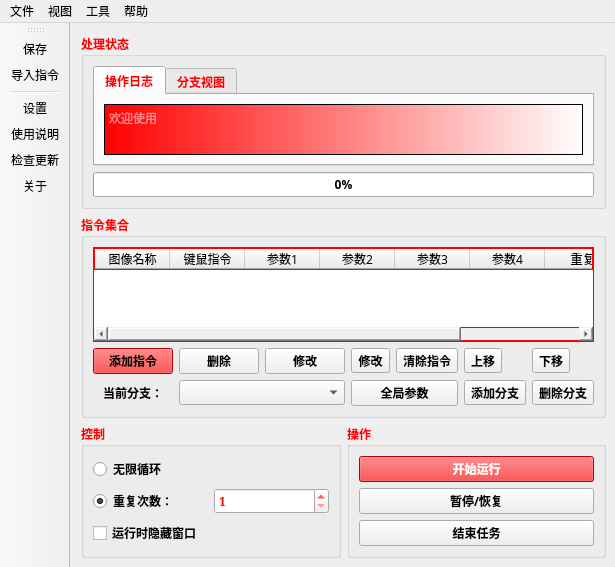
FsterThanLight/automatic_clicker_2, file 窗体/mainwindow.ui: the form before one commit.
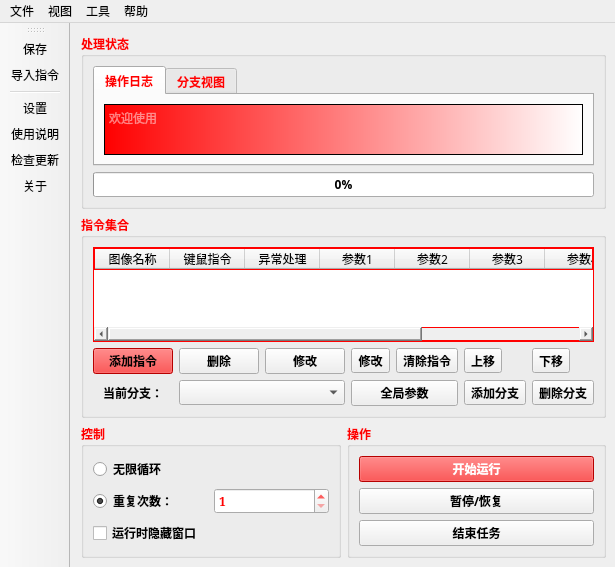
The form after the commit. Icons and pictures are not drawn.

```diff
--- a/窗体/mainwindow.ui
+++ b/窗体/mainwindow.ui
@@ -149,7 +149,7 @@
           <number>0</number>
          </property>
          <property name="columnCount">
-          <number>8</number>
+          <number>9</number>
          </property>
          <attribute name="horizontalHeaderVisible">
           <bool>true</bool>
@@ -182,6 +182,14 @@
            <set>AlignCenter</set>
           </property>
          </column>
+         <column>
+          <property name="text">
+           <string>异常处理</string>
+          </property>
+          <property name="textAlignment">
+           <set>AlignCenter</set>
+          </property>
+         </column>
          <column>
           <property name="text">
            <string>参数1</string>
```
